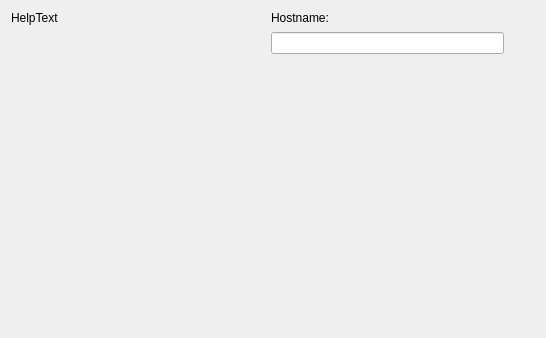
Qt form wizard/network.ui (acritox/acritoxinstaller) before a commit.
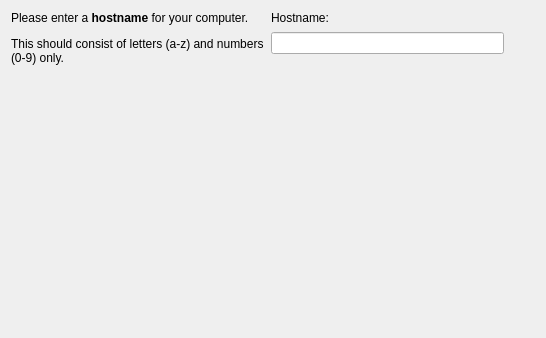
The same form after that commit.

```diff
--- a/wizard/network.ui
+++ b/wizard/network.ui
@@ -35,7 +35,12 @@
       </size>
      </property>
      <property name="text">
-      <string>HelpText</string>
+      <string>&lt;!DOCTYPE HTML PUBLIC &quot;-//W3C//DTD HTML 4.0//EN&quot; &quot;http://www.w3.org/TR/REC-html40/strict.dtd&quot;&gt;
+&lt;html&gt;&lt;head&gt;&lt;meta name=&quot;qrichtext&quot; content=&quot;1&quot; /&gt;&lt;style type=&quot;text/css&quot;&gt;
+p, li { white-space: pre-wrap; }
+&lt;/style&gt;&lt;/head&gt;&lt;body style=&quot; font-family:'DejaVu Sans'; font-size:9pt; font-weight:400; font-style:normal;&quot;&gt;
+&lt;p style=&quot; margin-top:0px; margin-bottom:0px; margin-left:0px; margin-right:0px; -qt-block-indent:0; text-indent:0px;&quot;&gt;Please enter a &lt;span style=&quot; font-weight:600;&quot;&gt;hostname&lt;/span&gt; for your computer.&lt;/p&gt;
+&lt;p style=&quot; margin-top:12px; margin-bottom:12px; margin-left:0px; margin-right:0px; -qt-block-indent:0; text-indent:0px;&quot;&gt;This should consist of letters (a-z) and numbers (0-9) only.&lt;/p&gt;&lt;/body&gt;&lt;/html&gt;</string>
      </property>
      <property name="textFormat">
       <enum>Qt::RichText</enum>
```
